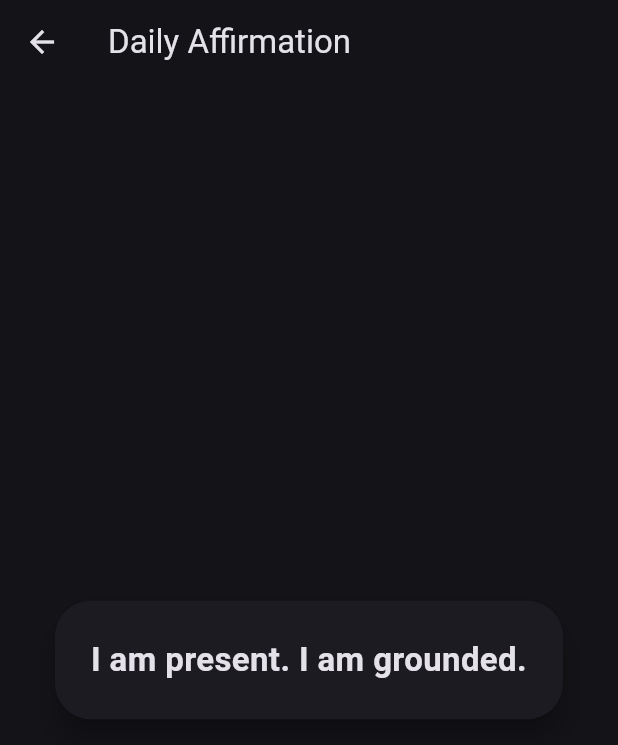
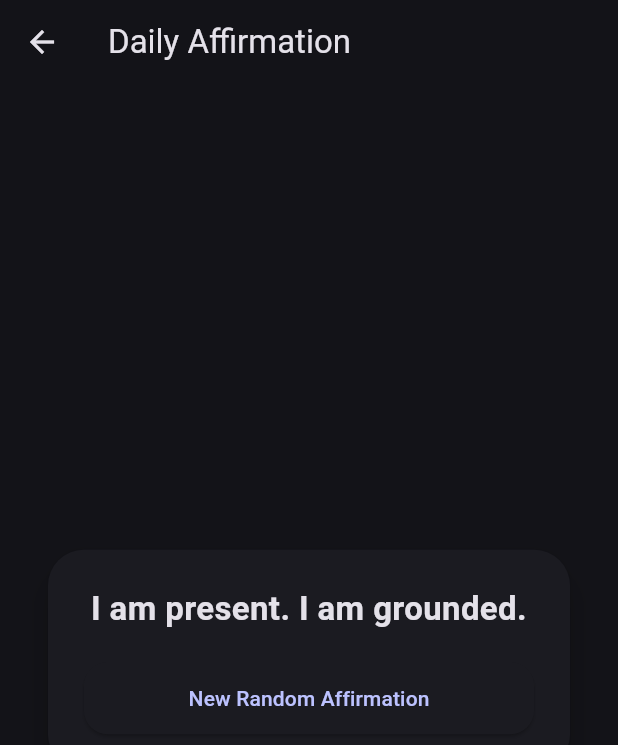
Before and after one commit to brockeh8/project1, a Flutter app: the AffirmationsPage screen opened by its route, on a phone screen of 412 x 824 dp. Shown: the top 745 px of the screen. Run offline on Flutter 3.47's test engine with Material 3 defaults, Android fonts, the phone set to English and light mode, and no system bars; our stand-ins replace audioplayers, shared_preferences; accounts and stored records are empty; Roboto replaces fonts that are missing (Sans).

Commit message:
Added a option for the user to randomize the daily affirmation

```diff
--- a/lib/pages/affirmations_page.dart
+++ b/lib/pages/affirmations_page.dart
@@ -1,3 +1,4 @@
+import 'dart:math';
 import 'package:flutter/material.dart';
 import 'package:shared_preferences/shared_preferences.dart';
 
@@ -18,6 +19,9 @@ class _AffirmationsPageState extends State<AffirmationsPage> {
     'I choose peace over worry.',
     'Small steps today create big change.',
     'I treat myself with kindness.',
+    'I am worthy of self-care.',
+    'I embrace the present moment.',
+    'I am in control of my thoughts.',
   ];
 
   int _index = 0;
@@ -43,6 +47,21 @@ class _AffirmationsPageState extends State<AffirmationsPage> {
     setState(() => _index = idx);
   }
 
+  Future<void> _shuffleNow() async {
+    final p = await SharedPreferences.getInstance();
+    final rng = Random(DateTime.now().microsecondsSinceEpoch);
+
+    int next = rng.nextInt(_quotes.length);
+    if (_quotes.length > 1) {
+      while (next == _index) {
+        next = rng.nextInt(_quotes.length);
+      }
+    }
+
+    await p.setInt(_kAffirmIdx, next); // persist new pick
+    setState(() => _index = next);
+  }
+
   @override
   Widget build(BuildContext context) {
     return Scaffold(
@@ -53,10 +72,30 @@ class _AffirmationsPageState extends State<AffirmationsPage> {
           shape: RoundedRectangleBorder(borderRadius: BorderRadius.circular(24)),
           child: Padding(
             padding: const EdgeInsets.all(24),
-            child: Text(
-              _quotes[_index],
-              textAlign: TextAlign.center,
-              style: const TextStyle(fontSize: 22, fontWeight: FontWeight.w700),
+            child: ConstrainedBox(
+              constraints: const BoxConstraints(maxWidth: 300),
+              child: Column(
+                mainAxisSize: MainAxisSize.min,
+                children: [
+                  Text(
+                    _quotes[_index],
+                    textAlign: TextAlign.center,
+                    style: const TextStyle(fontSize: 22, fontWeight: FontWeight.w700),
+                  ),
+                  const SizedBox(height: 20),
+                  SizedBox(
+                    width: double.infinity,
+                    child: ElevatedButton.icon(
+                      onPressed: _shuffleNow,
+                      label: const Text('New Random Affirmation'),
+                      style: ElevatedButton.styleFrom(
+                        padding: const EdgeInsets.symmetric(vertical: 14),
+                        shape: RoundedRectangleBorder(borderRadius: BorderRadius.circular(16)),
+                      ),
+                    ),
+                  ),
+                ],
+              ),
             ),
           ),
         ),
```
